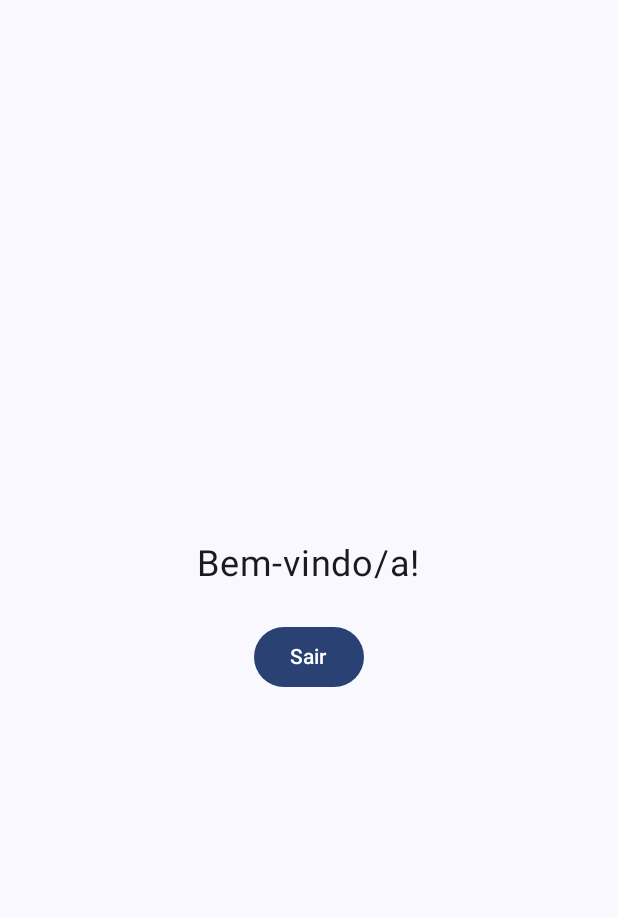
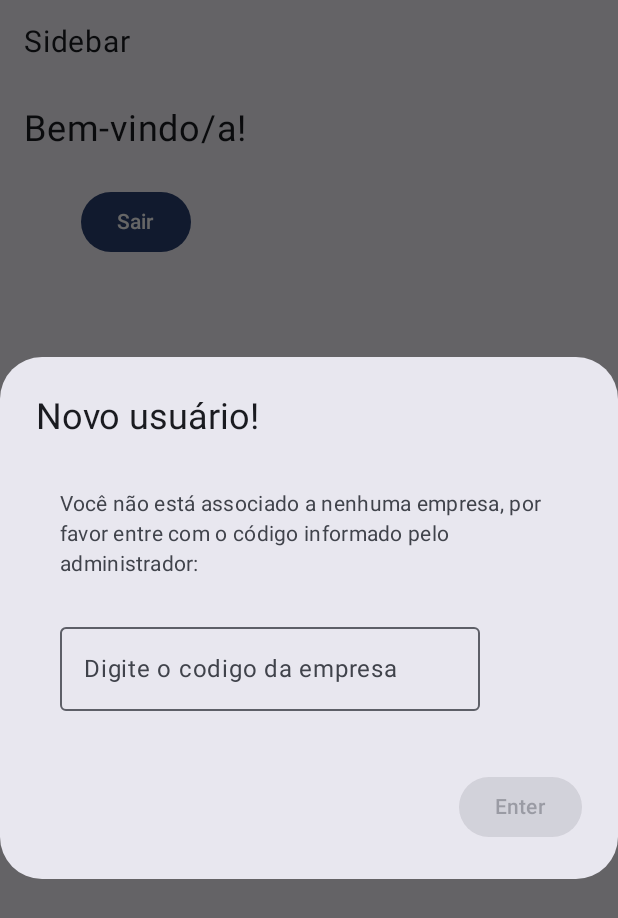
Before and after one commit to SamuelvLopes/PDM-RH, an Android app built with Jetpack Compose: the MainActivity screen opened directly, with no data from a screen before it, on a phone screen of 412 x 824 dp. Shown: the top 918 px of the screen. Run offline under Robolectric (Android 15) with nearby library versions, the phone set to English and light mode, and no system bars.

Commit message:
New user pop with company code

```diff
--- a/InCompanyApp/app/src/main/java/com/incompanyapp/MainActivity.kt
+++ b/InCompanyApp/app/src/main/java/com/incompanyapp/MainActivity.kt
@@ -14,9 +14,17 @@ import androidx.compose.foundation.layout.size
 import androidx.compose.material3.Button
 import androidx.compose.material3.ExperimentalMaterial3Api
 import androidx.compose.material3.MaterialTheme
+import androidx.compose.material3.OutlinedTextField
+import androidx.compose.material3.Scaffold
 import androidx.compose.material3.Surface
 import androidx.compose.material3.Text
 import androidx.compose.runtime.Composable
+import androidx.compose.runtime.LaunchedEffect
+import androidx.compose.runtime.getValue
+import androidx.compose.runtime.mutableStateOf
+import androidx.compose.runtime.remember
+import androidx.compose.runtime.saveable.rememberSaveable
+import androidx.compose.runtime.setValue
 import androidx.compose.ui.Alignment
 import androidx.compose.ui.Modifier
 import androidx.compose.ui.platform.LocalContext
@@ -47,8 +55,27 @@ class MainActivity : ComponentActivity() {
 @Composable
 fun HomePage(modifier: Modifier = Modifier) {
     val activity = LocalContext.current as? Activity
+    val openDialog = remember { mutableStateOf(true) }
+    var companyCode by rememberSaveable { mutableStateOf("") }
+
+    // Opens the dialog when the component starts
+    LaunchedEffect(Unit) {
+        openDialog.value = true
+    }
+
+    Scaffold(
+        topBar = {
+            Text(
+                text = "Sidebar",
+                modifier = Modifier.padding(16.dp),
+                fontSize = 20.sp
+            )
+        }
+    ) { padding ->
         Column(
-        modifier = Modifier.padding(16.dp),
+            modifier = Modifier
+                .padding(padding)
+                .padding(16.dp),
             verticalArrangement = Arrangement.Center,
             horizontalAlignment = Alignment.CenterHorizontally
         ) {
@@ -67,4 +94,37 @@ fun HomePage(modifier: Modifier = Modifier) {
                 }
             }
         }
+
+        // Window dialog
+        if (openDialog.value) {
+            androidx.compose.material3.AlertDialog(
+                onDismissRequest = {},
+                title = {
+                    Text(text = "Novo usuário!")
+                },
+                text = {
+                    Column(
+                        modifier = Modifier.padding(16.dp),
+                    ) {
+                        Text("Você não está associado a nenhuma empresa, por favor entre com o código informado pelo administrador:")
+                        Spacer(modifier = Modifier.size(24.dp))
+                        OutlinedTextField(
+                            value = companyCode,
+                            label = { Text(text = "Digite o codigo da empresa") },
+                            modifier = Modifier,
+                            onValueChange = { companyCode = it }
+                        )
                     }
+                },
+                confirmButton = {
+                    Button(
+                        onClick = { openDialog.value = false},
+                        enabled = companyCode.isNotEmpty()
+                    ) {
+                        Text("Enter")
+                    }
+                }
+            )
+        }
+    }
+}
```
Lines whose indentation alone changed are shown as unchanged.
